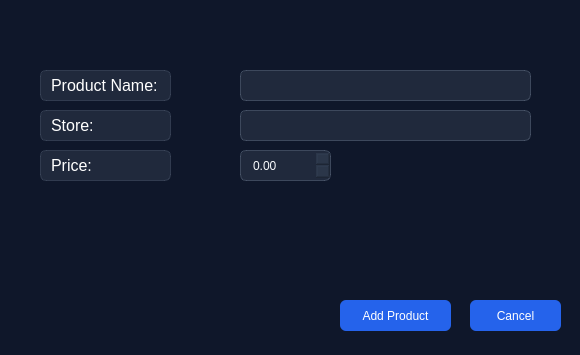
The window that src/ui/AddProductDialog.ui (ALINCOP/PricePulse) describes before a commit, drawn with Qt 5.
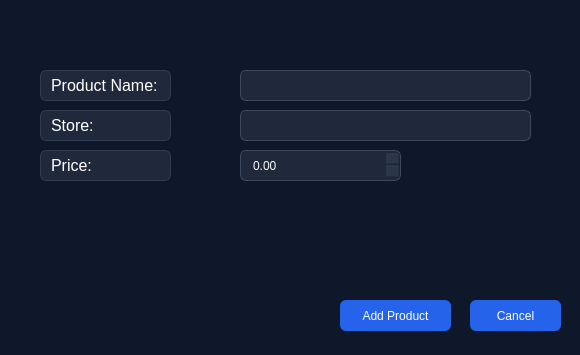
The same window after the commit.

Commit message: fix size of price box

Diff of the .ui file:
```diff
--- a/src/ui/AddProductDialog.ui
+++ b/src/ui/AddProductDialog.ui
@@ -194,10 +194,13 @@
     <rect>
      <x>240</x>
      <y>150</y>
-     <width>91</width>
+     <width>161</width>
      <height>31</height>
     </rect>
    </property>
+   <property name="maximum">
+    <double>999999999.000000000000000</double>
+   </property>
   </widget>
  </widget>
  <resources/>
```
